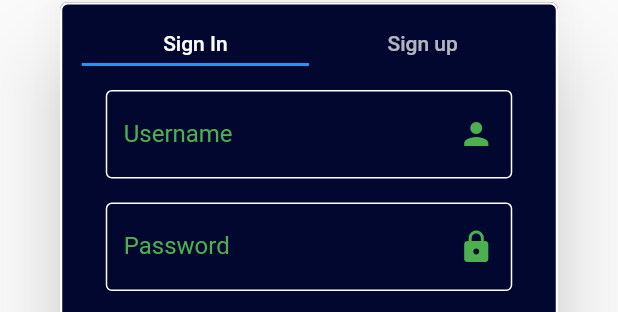
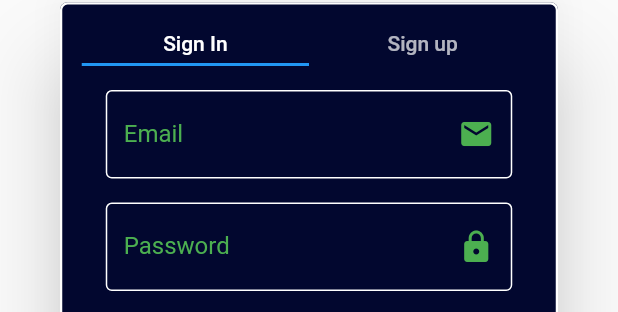
Before and after one commit to imujtaba8488/cmm, a Flutter app: the SignInSignUpDialog widget shown alone on an empty page, opened directly, after a tap on "Sign In", on a phone screen of 412 x 824 dp. Shown: the part 377-689 px from the top of the screen. Run offline on Flutter 3.47's test engine with Material 2 defaults, Android fonts, the phone set to English and light mode, and no system bars; our stand-ins replace cloud_firestore; accounts and stored records are empty.

Commit message:
Added the User class. Added addUser() and getAllUser() methods to Cloud class. Added addUser() and signIn() method to AppProvider class. Tried to sign in with a user and it worked

```diff
--- a/lib/src/components/sign_in_sign_up_dialog.dart
+++ b/lib/src/components/sign_in_sign_up_dialog.dart
@@ -1,6 +1,8 @@
 import 'package:flutter/material.dart';
+import 'package:provider/provider.dart';
 
 import '../widgets/basic_dialog.dart';
+import '../providers/app_provider.dart';
 
 class SignInSignUpDialog extends StatefulWidget {
   @override
@@ -11,6 +13,15 @@ class _SignInSignUpDialogState extends State<SignInSignUpDialog> {
   GlobalKey<FormState> _signInFormKey = GlobalKey();
   GlobalKey<FormState> _signUpFormKey = GlobalKey();
   int activeTab = 0;
+
+  String firstName, lastName, email, password;
+
+  @override
+  void initState() {
+    super.initState();
+
+    firstName = lastName = email = password = '';
+  }
 
   @override
   Widget build(BuildContext context) {
@@ -75,11 +86,12 @@ class _SignInSignUpDialogState extends State<SignInSignUpDialog> {
           Padding(
             padding: const EdgeInsets.all(8.0),
             child: _customTextField(
-              label: 'Username',
+              label: 'Email',
               suffixIcon: Icon(
-                Icons.person,
+                Icons.email,
                 color: Colors.green,
               ),
+              onSaved: (value) => email = value,
             ),
           ),
           Padding(
@@ -90,6 +102,7 @@ class _SignInSignUpDialogState extends State<SignInSignUpDialog> {
                 Icons.lock,
                 color: Colors.green,
               ),
+              onSaved: (value) => password = password,
             ),
           ),
           Padding(
@@ -108,7 +121,7 @@ class _SignInSignUpDialogState extends State<SignInSignUpDialog> {
                       color: Colors.white,
                     ),
                   ),
-                  onPressed: () {},
+                  onPressed: onSignIn,
                 ),
               ],
             ),
@@ -150,9 +163,9 @@ class _SignInSignUpDialogState extends State<SignInSignUpDialog> {
           Padding(
             padding: const EdgeInsets.all(8.0),
             child: _customTextField(
-              label: 'Username',
+              label: 'Email',
               suffixIcon: Icon(
-                Icons.person,
+                Icons.email,
                 color: Colors.green,
               ),
             ),
@@ -196,8 +209,9 @@ class _SignInSignUpDialogState extends State<SignInSignUpDialog> {
   Widget _customTextField({
     String label = 'label',
     Icon suffixIcon,
+    Function onSaved,
   }) {
-    return TextField(
+    return TextFormField(
       decoration: InputDecoration(
         suffixIcon: suffixIcon ?? null,
         labelText: label,
@@ -210,6 +224,26 @@ class _SignInSignUpDialogState extends State<SignInSignUpDialog> {
         ),
       ),
       style: TextStyle(color: Colors.white),
+      onSaved: onSaved,
     );
   }
+
+  void onSignIn() async {
+    AppProvider appProvider = Provider.of<AppProvider>(context, listen: false);
+
+    if (_signInFormKey.currentState.validate()) {
+      _signInFormKey.currentState.save();
+
+      bool signedIn = await appProvider.signIn(email, password);
+
+      if (signedIn) {
+
+        print('user exists signing in');
+
+        Navigator.pop(context);
+      }
+    }
+  }
+
+  void onSignUp() {}
 }
--- a/lib/src/models/cloud.dart
+++ b/lib/src/models/cloud.dart
@@ -1,6 +1,7 @@
 import 'package:cloud_firestore/cloud_firestore.dart';
 
 import 'transaction.dart' as app;
+import 'user.dart';
 
 /// A collection is represented by a user i.e. saved by username. Each collection contains documents i.e. transactions performed by the user.
 
@@ -8,7 +9,9 @@ class Cloud {
   final Firestore _firestore = Firestore.instance;
 
   Future<String> addTransaction(
-      String username, app.Transaction transaction) async {
+    String username,
+    app.Transaction transaction,
+  ) async {
     DocumentReference docReference =
         await _firestore.collection(username).add(transaction.asMap());
 
@@ -36,4 +39,23 @@ class Cloud {
 
     return allTransactions;
   }
+
+  Future<String> addUser(User user) async {
+    DocumentReference docReference =
+        await _firestore.collection('users').add(user.asMap());
+
+    return docReference.documentID;
+  }
+
+  Future<List<User>> getAllUsers() async {
+    List<User> allUsers = [];
+
+    var snapshot = await _firestore.collection('users').getDocuments();
+
+    snapshot.documents.forEach((document) {
+      allUsers.add(User.fromMap(document.data));
+    });
+
+    return allUsers;
+  }
 }
--- /dev/null
+++ b/lib/src/models/user.dart
@@ -0,0 +1,23 @@
+class User {
+  String id;
+  String firstName;
+  String lastName;
+  String email;
+  String password;
+
+  User.fromMap(Map<String, dynamic> userMap) {
+    id = userMap['id'];
+    firstName = userMap['first name'];
+    lastName = userMap['last name'];
+    email = userMap['email'];
+    password = userMap['password'];
+  }
+
+  Map<String, String> asMap() => {
+        'id': id,
+        'first name': firstName,
+        'last name': lastName,
+        'email': email,
+        'password': password,
+      };
+}
--- a/lib/src/providers/app_provider.dart
+++ b/lib/src/providers/app_provider.dart
@@ -3,6 +3,7 @@ import 'package:flutter/material.dart';
 import '../models/account.dart';
 import '../models/cloud.dart';
 import '../models/transaction.dart';
+import '../models/user.dart';
 
 class AppProvider extends ChangeNotifier {
   final Account account;
@@ -10,8 +11,11 @@ class AppProvider extends ChangeNotifier {
   String _currency;
   double _lowBalanceThreshold;
   static int dummyID = 0;
+  User user;
 
-  AppProvider() : account = Account(), _cloud = Cloud() {
+  AppProvider()
+      : account = Account(),
+        _cloud = Cloud() {
     _currency = 'USD';
     _lowBalanceThreshold = 0.0;
 
@@ -19,8 +23,9 @@ class AppProvider extends ChangeNotifier {
   }
 
   void _loadData() async {
+    if (user != null) {
       List<Transaction> cloudTransactions =
-        await _cloud.readAllTransaction('mujtaba');
+          await _cloud.readAllTransaction(user.email);
 
       if (cloudTransactions != null) {
         cloudTransactions.forEach((transaction) {
@@ -29,6 +34,7 @@ class AppProvider extends ChangeNotifier {
       }
 
       notifyListeners();
+    }
   }
 
   void addIncome(
@@ -55,8 +61,9 @@ class AppProvider extends ChangeNotifier {
     notifyListeners();
 
     // Behind the scenes update the firestore db i.e. add transaction to the firestore db and fetch the documentID.
+    if (user != null) {
       String firebaseDocumentID = await _cloud.addTransaction(
-      'mujtaba',
+        user.email,
         incomeTransactionWithDummyID,
       );
 
@@ -72,6 +79,7 @@ class AppProvider extends ChangeNotifier {
         original: incomeTransactionWithDummyID,
         replacement: incomeTransactionWithFirebaseId,
       );
+    }
   }
 
   void addExpense(
@@ -96,8 +104,9 @@ class AppProvider extends ChangeNotifier {
     notifyListeners();
 
     // Behind the scenes update the firestore db i.e. add transaction to the firestore db and fetch the documentID.
+    if (user != null) {
       String firebaseDocumentID = await _cloud.addTransaction(
-      'mujtaba',
+        user.email,
         expenseTransactionWithDummyID,
       );
 
@@ -114,6 +123,7 @@ class AppProvider extends ChangeNotifier {
         replacement: expenseTransactionWithFirebaseId,
       );
     }
+  }
 
   void updateTransaction({
     Transaction original,
@@ -123,7 +133,9 @@ class AppProvider extends ChangeNotifier {
     notifyListeners();
 
     // Update in firestore db, behind the scenes.
-    _cloud.updateTransaction('mujtaba', replacement);
+    if (user != null) {
+      _cloud.updateTransaction(user.email, replacement);
+    }
   }
 
   void deleteTransaction(Transaction transaction) {
@@ -131,7 +143,9 @@ class AppProvider extends ChangeNotifier {
     notifyListeners();
 
     // Delete in firestore.
-    _cloud.deleteTransaction('mujtaba', transaction);
+    if (user != null) {
+      _cloud.deleteTransaction(user.email, transaction);
+    }
   }
 
   set currency(String value) {
@@ -147,4 +161,41 @@ class AppProvider extends ChangeNotifier {
   }
 
   double get lowBalanceThreshold => _lowBalanceThreshold;
+
+  void addUser(User user) async {
+    List<User> allUsers = await _cloud.getAllUsers();
+
+    bool userExists = false;
+
+    allUsers.forEach((cloudUser) {
+      if (cloudUser.email == user.email) {
+        userExists = true;
       }
+    });
+
+    if (!userExists) {
+      _cloud.addUser(user);
+      this.user = user;
+    }
+  }
+
+  Future<bool> signIn(String email, String password) async {
+    List<User> allUsers = await _cloud.getAllUsers();
+
+    bool signedIn = false;
+
+    allUsers.forEach((User userOnCloud) {
+      if (userOnCloud.email.contains(email) &&
+          userOnCloud.password.contains(password)) {
+        this.user = userOnCloud;
+        signedIn = true;
+      }
+    });
+
+    if (signedIn) {
+      _loadData();
+    }
+
+    return signedIn;
+  }
+}
```
Lines whose indentation alone changed are shown as unchanged.
